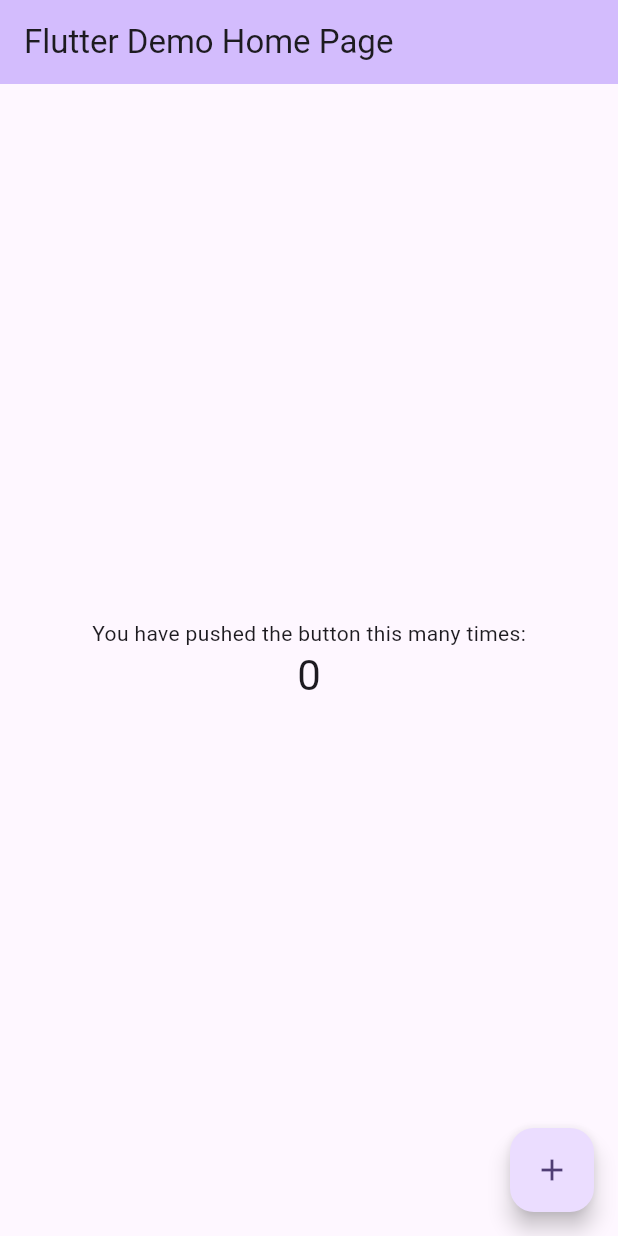
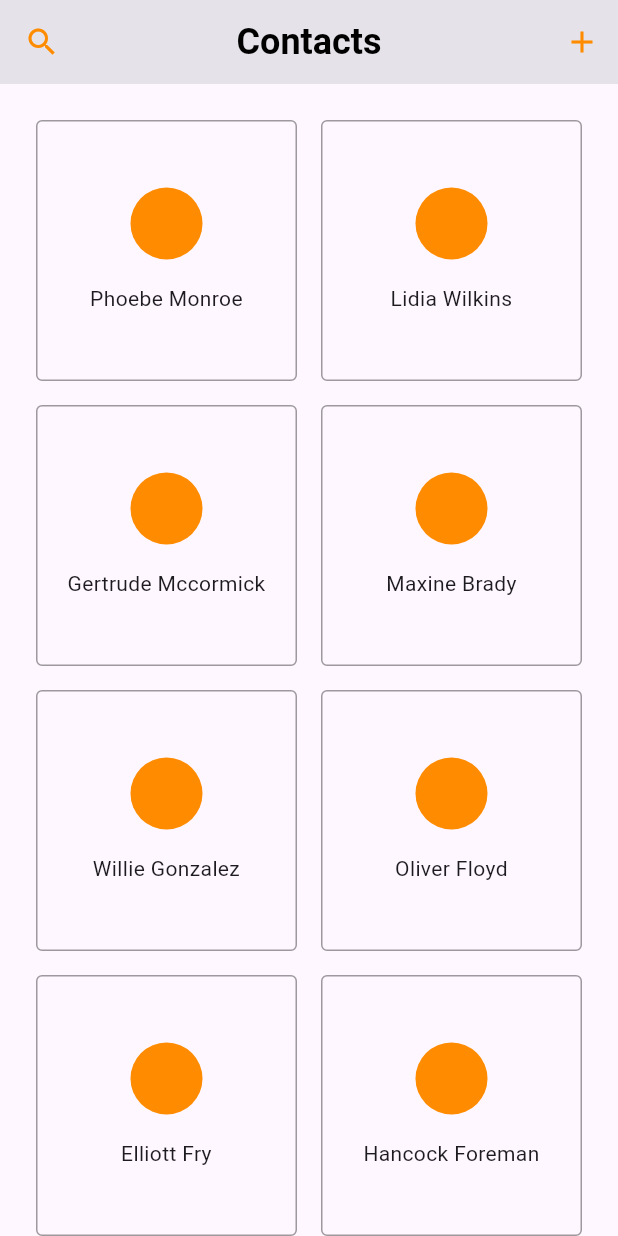
Before and after one commit to andipputra/trinity_wizards_test, a Flutter app: the screen it shows after launch, on a phone screen of 412 x 824 dp. Run offline on Flutter 3.47's test engine with Material 3 defaults, Android fonts, the phone set to English and light mode, and no system bars.

Commit message:
creating page home and contact

```diff
--- a/lib/main.dart
+++ b/lib/main.dart
@@ -1,4 +1,6 @@
 import 'package:flutter/material.dart';
+import 'package:trinity_wizards_test/pages/contact_page.dart';
+import 'package:trinity_wizards_test/pages/home_page.dart';
 
 void main() {
   runApp(const MyApp());
@@ -11,7 +13,8 @@
   @override
   Widget build(BuildContext context) {
     return MaterialApp(
-      title: 'Flutter Demo',
+      title: 'Trinity Wizards',
+      debugShowCheckedModeBanner: false,
       theme: ThemeData(
         // This is the theme of your application.
         //
@@ -28,98 +31,14 @@
         //
         // This works for code too, not just values: Most code changes can be
         // tested with just a hot reload.
-        colorScheme: ColorScheme.fromSeed(seedColor: Colors.deepPurple),
+        // colorScheme: ColorScheme.fromSeed(seedColor: Colors.deepPurple),
         useMaterial3: true,
       ),
-      home: const MyHomePage(title: 'Flutter Demo Home Page'),
+      routes: {
+        '/': (context) => const HomePage(),
+        '/contact': (context) => const ContactPage(),
+      },
+      initialRoute: '/',
     );
   }
 }
-
-class MyHomePage extends StatefulWidget {
-  const MyHomePage({super.key, required this.title});
-
-  // This widget is the home page of your application. It is stateful, meaning
-  // that it has a State object (defined below) that contains fields that affect
-  // how it looks.
-
-  // This class is the configuration for the state. It holds the values (in this
-  // case the title) provided by the parent (in this case the App widget) and
-  // used by the build method of the State. Fields in a Widget subclass are
-  // always marked "final".
-
-  final String title;
-
-  @override
-  State<MyHomePage> createState() => _MyHomePageState();
-}
-
-class _MyHomePageState extends State<MyHomePage> {
-  int _counter = 0;
-
-  void _incrementCounter() {
-    setState(() {
-      // This call to setState tells the Flutter framework that something has
-      // changed in this State, which causes it to rerun the build method below
-      // so that the display can reflect the updated values. If we changed
-      // _counter without calling setState(), then the build method would not be
-      // called again, and so nothing would appear to happen.
-      _counter++;
-    });
-  }
-
-  @override
-  Widget build(BuildContext context) {
-    // This method is rerun every time setState is called, for instance as done
-    // by the _incrementCounter method above.
-    //
-    // The Flutter framework has been optimized to make rerunning build methods
-    // fast, so that you can just rebuild anything that needs updating rather
-    // than having to individually change instances of widgets.
-    return Scaffold(
-      appBar: AppBar(
-        // TRY THIS: Try changing the color here to a specific color (to
-        // Colors.amber, perhaps?) and trigger a hot reload to see the AppBar
-        // change color while the other colors stay the same.
-        backgroundColor: Theme.of(context).colorScheme.inversePrimary,
-        // Here we take the value from the MyHomePage object that was created by
-        // the App.build method, and use it to set our appbar title.
-        title: Text(widget.title),
-      ),
-      body: Center(
-        // Center is a layout widget. It takes a single child and positions it
-        // in the middle of the parent.
-        child: Column(
-          // Column is also a layout widget. It takes a list of children and
-          // arranges them vertically. By default, it sizes itself to fit its
-          // children horizontally, and tries to be as tall as its parent.
-          //
-          // Column has various properties to control how it sizes itself and
-          // how it positions its children. Here we use mainAxisAlignment to
-          // center the children vertically; the main axis here is the vertical
-          // axis because Columns are vertical (the cross axis would be
-          // horizontal).
-          //
-          // TRY THIS: Invoke "debug painting" (choose the "Toggle Debug Paint"
-          // action in the IDE, or press "p" in the console), to see the
-          // wireframe for each widget.
-          mainAxisAlignment: MainAxisAlignment.center,
-          children: <Widget>[
-            const Text(
-              'You have pushed the button this many times:',
-            ),
-            Text(
-              '$_counter',
-              style: Theme.of(context).textTheme.headlineMedium,
-            ),
-          ],
-        ),
-      ),
-      floatingActionButton: FloatingActionButton(
-        onPressed: _incrementCounter,
-        tooltip: 'Increment',
-        child: const Icon(Icons.add),
-      ), // This trailing comma makes auto-formatting nicer for build methods.
-    );
-  }
-}
--- /dev/null
+++ b/lib/pages/contact_page.dart
@@ -0,0 +1,30 @@
+import 'package:flutter/material.dart';
+
+class ContactPage extends StatefulWidget {
+  const ContactPage({super.key});
+
+  @override
+  State<ContactPage> createState() => _ContactPageState();
+}
+
+class _ContactPageState extends State<ContactPage> {
+  late TextEditingController firstName, lastName, email, dob;
+
+  @override
+  void initState() {
+    final args =
+        ModalRoute.of(context)!.settings.arguments as Map<String, dynamic>;
+
+    firstName = TextEditingController(text: args['firstName']);
+    lastName = TextEditingController(text: args['lastName']);
+    email = TextEditingController(text: args['email']);
+    dob = TextEditingController(text: args['dob']);
+
+    super.initState();
+  }
+
+  @override
+  Widget build(BuildContext context) {
+    return const Placeholder();
+  }
+}
--- /dev/null
+++ b/lib/pages/home_page.dart
@@ -0,0 +1,123 @@
+import 'dart:convert';
+import 'dart:developer';
+
+import 'package:flutter/material.dart';
+import 'package:flutter/services.dart';
+import 'package:trinity_wizards_test/utils/color.dart';
+
+class HomePage extends StatefulWidget {
+  const HomePage({super.key});
+
+  @override
+  State<HomePage> createState() => _HomePageState();
+}
+
+class _HomePageState extends State<HomePage> {
+  final listContact = <Map<String, dynamic>>[];
+
+  bool isLoading = false;
+
+  @override
+  void initState() {
+    getDataFromJson();
+    super.initState();
+  }
+
+  getDataFromJson() async {
+    setState(() {
+      isLoading = true;
+    });
+
+    listContact.clear();
+
+    final stringJson = await rootBundle.loadString('assets/data.json');
+
+    final dataFromJson = await json.decode(stringJson) as List;
+
+    for (var contact in dataFromJson) {
+      listContact.add(contact);
+    }
+
+    setState(() {
+      isLoading = false;
+    });
+
+    log('data json', error: listContact.toString());
+  }
+
+  @override
+  Widget build(BuildContext context) {
+    return Scaffold(
+      appBar: AppBar(
+        backgroundColor: Colors.grey.shade200,
+        elevation: 2,
+        title: const Text('Contacts'),
+        titleTextStyle: const TextStyle(
+          fontWeight: FontWeight.bold,
+          color: Colors.black,
+          fontSize: 24,
+        ),
+        centerTitle: true,
+        actions: [
+          IconButton(
+            onPressed: () {},
+            icon: const Icon(
+              Icons.add,
+              color: AppColor.primaryColor,
+            ),
+            iconSize: 24,
+          ),
+        ],
+        leading: IconButton(
+          onPressed: () {},
+          icon: const Icon(
+            Icons.search,
+            color: AppColor.primaryColor,
+          ),
+          iconSize: 24,
+        ),
+      ),
+      body: isLoading
+          ? const Center(
+              child: CircularProgressIndicator.adaptive(),
+            )
+          : GridView.builder(
+              itemCount: listContact.length,
+              shrinkWrap: true,
+              gridDelegate: const SliverGridDelegateWithFixedCrossAxisCount(
+                crossAxisCount: 2,
+                mainAxisSpacing: 16,
+                crossAxisSpacing: 16,
+              ),
+              padding: const EdgeInsets.all(24),
+              itemBuilder: (context, index) {
+                final dataContact = listContact[index];
+
+                return Container(
+                  decoration: BoxDecoration(
+                    border: Border.all(color: Colors.black38),
+                    borderRadius: BorderRadius.circular(4),
+                  ),
+                  padding: const EdgeInsets.all(16),
+                  child: Column(
+                    mainAxisAlignment: MainAxisAlignment.center,
+                    crossAxisAlignment: CrossAxisAlignment.center,
+                    children: [
+                      const CircleAvatar(
+                        backgroundColor: AppColor.primaryColor,
+                        radius: 24,
+                      ),
+                      const SizedBox(
+                        height: 16,
+                      ),
+                      Text(
+                        '${dataContact["firstName"]} ${dataContact["lastName"]}',
+                        textAlign: TextAlign.center,
+                      )
+                    ],
+                  ),
+                );
+              }),
+    );
+  }
+}
```
